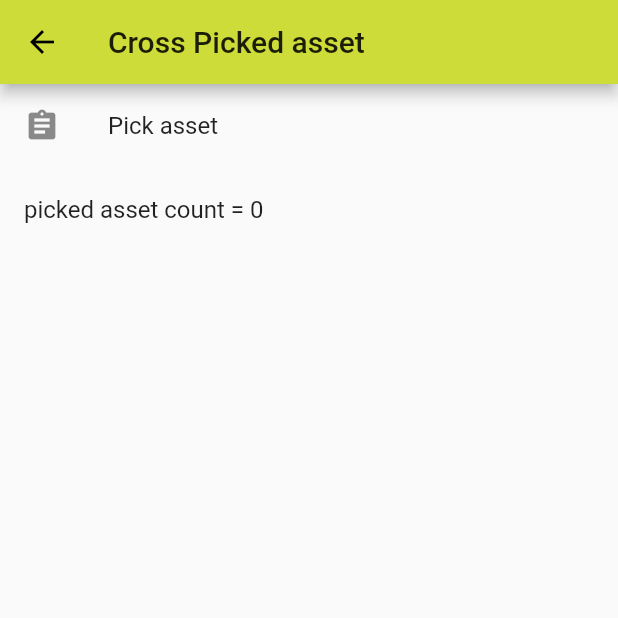
After one commit to CaiJingLong/flutter_photo, a Flutter app: the screen it shows after launch, after a tap on "Picked asset example.", on a phone screen of 412 x 824 dp, the top half of it. The commit adds this screen. Run offline on Flutter 3.47's test engine with Material 2 defaults, Android fonts, the phone set to English and light mode, and no system bars; drawn by our look-alikes of oktoast; missing offline and left inert: photo_manager.

Commit message:
Update picked asset for list.

```diff
--- /dev/null
+++ b/example/lib/icon_text_button.dart
@@ -0,0 +1,23 @@
+import 'package:flutter/material.dart';
+
+class IconTextButton extends StatelessWidget {
+  final IconData icon;
+  final String text;
+  final Function onTap;
+
+  const IconTextButton({Key key, this.icon, this.text, this.onTap})
+      : super(key: key);
+
+  @override
+  Widget build(BuildContext context) {
+    return InkWell(
+      onTap: onTap,
+      child: Container(
+        child: ListTile(
+          leading: Icon(icon ?? Icons.device_unknown),
+          title: Text(text ?? ""),
+        ),
+      ),
+    );
+  }
+}
--- a/example/lib/main.dart
+++ b/example/lib/main.dart
@@ -5,6 +5,8 @@ import 'package:photo/photo.dart';
 import 'package:photo_manager/photo_manager.dart';
 
 import './preview.dart';
+import 'icon_text_button.dart';
+import 'picked_example.dart';
 
 void main() => runApp(MyApp());
 
@@ -16,7 +18,7 @@ class MyApp extends StatelessWidget {
       child: MaterialApp(
         title: 'Pick Image Demo',
         theme: ThemeData(
-          primarySwatch: Colors.blue,
+          primarySwatch: Colors.lime,
         ),
         home: MyHomePage(title: 'Pick Image Demo'),
       ),
@@ -82,18 +84,22 @@ class _MyHomePageState extends State<MyHomePage> with LoadingDelegate {
               IconTextButton(
                 icon: Icons.photo,
                 text: "photo",
-                  onTap: () => _pickAsset(PickType.onlyImage)),
+                onTap: () => _pickAsset(PickType.onlyImage),
+              ),
               IconTextButton(
                 icon: Icons.videocam,
                 text: "video",
-                  onTap: () => _pickAsset(PickType.onlyVideo)),
+                onTap: () => _pickAsset(PickType.onlyVideo),
+              ),
               IconTextButton(
                 icon: Icons.album,
                 text: "all",
-                  onTap: () => _pickAsset(PickType.all)),
-              Text(
-                '$currentSelected',
-                textAlign: TextAlign.center,
+                onTap: () => _pickAsset(PickType.all),
+              ),
+              IconTextButton(
+                icon: CupertinoIcons.reply_all,
+                text: "Picked asset example.",
+                onTap: () => routePage(PickedExample()),
               ),
             ],
           ),
@@ -182,25 +188,14 @@ class _MyHomePageState extends State<MyHomePage> with LoadingDelegate {
     }
     setState(() {});
   }
-}
 
-class IconTextButton extends StatelessWidget {
-  final IconData icon;
-  final String text;
-  final Function onTap;
-
-  const IconTextButton({Key key, this.icon, this.text, this.onTap})
-      : super(key: key);
-
-  @override
-  Widget build(BuildContext context) {
-    return InkWell(
-      onTap: onTap,
-      child: Container(
-        child: ListTile(
-          leading: Icon(icon ?? Icons.device_unknown),
-          title: Text(text ?? ""),
-        ),
+  void routePage(Widget widget) {
+    Navigator.push(
+      context,
+      MaterialPageRoute(
+        builder: (BuildContext context) {
+          return widget;
+        },
       ),
     );
   }
--- /dev/null
+++ b/example/lib/picked_example.dart
@@ -0,0 +1,48 @@
+import 'package:flutter/cupertino.dart';
+import 'package:flutter/material.dart';
+import 'package:photo/photo.dart';
+
+import 'icon_text_button.dart';
+import 'package:photo_manager/photo_manager.dart';
+
+class PickedExample extends StatefulWidget {
+  @override
+  _PickedExampleState createState() => _PickedExampleState();
+}
+
+class _PickedExampleState extends State<PickedExample> {
+  List<AssetEntity> picked = [];
+
+  @override
+  Widget build(BuildContext context) {
+    return Scaffold(
+      appBar: AppBar(
+        title: Text("Cross Picked asset"),
+      ),
+      body: Column(
+        children: <Widget>[
+          IconTextButton(
+            icon: Icons.assignment,
+            text: "Pick asset",
+            onTap: _pickAsset,
+          ),
+          ListTile(
+            title: Text("picked asset count = ${picked.length}"),
+          ),
+        ],
+      ),
+    );
+  }
+
+  void _pickAsset() async {
+    final result = await PhotoPicker.pickAsset(
+      context: context,
+      pickedAssetList: picked,
+    );
+    if (result != null && result.isNotEmpty) {
+      picked.clear();
+      picked.addAll(result);
+      setState(() {});
+    }
+  }
+}
--- a/lib/src/provider/asset_provider.dart
+++ b/lib/src/provider/asset_provider.dart
@@ -31,8 +31,6 @@ class AssetProvider {
   bool get noMore => getPaging()?.noMore ?? false;
 
   int get count => data?.length ?? 0;
-
-  void addPickedAssetList() {}
 }
 
 class AssetPaging {
--- a/lib/src/provider/config_provider.dart
+++ b/lib/src/provider/config_provider.dart
@@ -8,10 +8,12 @@ class PhotoPickerProvider extends InheritedWidget {
   final Options options;
   final I18nProvider provider;
   final AssetProvider assetProvider = AssetProvider();
+  final List<AssetEntity> pickedAssetList;
   PhotoPickerProvider({
     @required this.options,
     @required this.provider,
     @required Widget child,
+    this.pickedAssetList,
     Key key,
   }) : super(key: key, child: child);
 
@@ -25,8 +27,4 @@ class PhotoPickerProvider extends InheritedWidget {
 
   static AssetProvider assetProviderOf(BuildContext context) =>
       of(context).assetProvider;
-
-  void addPickedAssetList(List<AssetEntity> pickedAssetList) {
-    assetProvider.addPickedAssetList();
-  }
 }
--- a/lib/src/provider/selected_provider.dart
+++ b/lib/src/provider/selected_provider.dart
@@ -57,4 +57,10 @@ abstract class SelectedProvider {
       return notExistsList.contains(e);
     });
   }
+
+  addPickedAsset(List<AssetEntity> list) {
+    for (final entity in list) {
+      addSelectEntity(entity);
+    }
+  }
 }
--- a/lib/src/ui/page/photo_main_page.dart
+++ b/lib/src/ui/page/photo_main_page.dart
@@ -92,6 +92,7 @@ class _PhotoMainPageState extends State<PhotoMainPage>
   void didChangeDependencies() {
     super.didChangeDependencies();
     if (!_isInit) {
+      addPickedAsset(PhotoPickerProvider.of(context).pickedAssetList.toList());
       _refreshList();
     }
   }
--- a/lib/src/ui/photo_app.dart
+++ b/lib/src/ui/photo_app.dart
@@ -25,6 +25,7 @@ class PhotoApp extends StatelessWidget {
     final pickerProvider = PhotoPickerProvider(
       provider: provider,
       options: options,
+      pickedAssetList: pickedAssetList,
       child: PhotoMainPage(
         onClose: (List<AssetEntity> value) {
           Navigator.pop(context, value);
```
Lines whose indentation alone changed are shown as unchanged.
